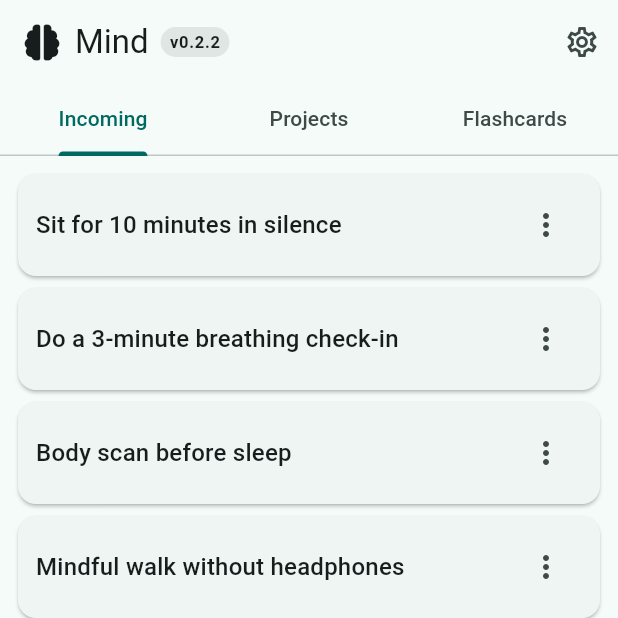
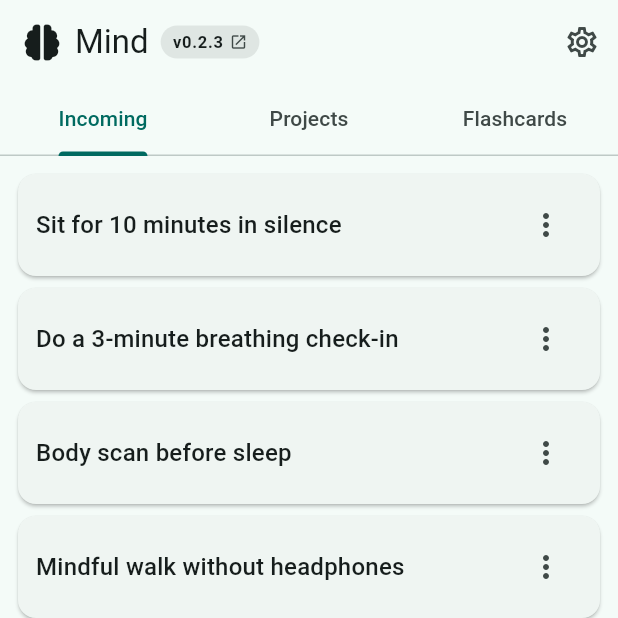
Before and after one commit to Jakob37/Mind, a Flutter app: the screen it shows after launch, on a phone screen of 412 x 824 dp, the top half of it. Run offline on Flutter 3.47's test engine with Material 3 defaults, Android fonts, the phone set to English and light mode, and no system bars; our stand-ins replace font_awesome_flutter, share_plus, shared_preferences, supabase_flutter; missing offline and left inert: file_selector, flutter_file_dialog; accounts and stored records are empty.

Commit message:
Standardize version pill and fix analyzer

```diff
--- a/lib/src/app_version.dart
+++ b/lib/src/app_version.dart
@@ -1,3 +1,3 @@
-const String kMindVersionLabel = 'v0.2.2';
+const String kMindVersionLabel = 'v0.2.3';
 const String kMindChangelogUrl =
     'https://github.com/jakob37/mind/blob/master/CHANGELOG.md';
--- a/lib/src/features/tasks/data/task_sync_service.dart
+++ b/lib/src/features/tasks/data/task_sync_service.dart
@@ -178,9 +178,7 @@
       throw const FormatException('Export JSON is not a map.');
     }
 
-    final Map<String, dynamic> payload = Map<String, dynamic>.from(
-      decoded as Map,
-    );
+    final Map<String, dynamic> payload = Map<String, dynamic>.from(decoded);
     final Object? rawSchemaVersion = payload['version'];
     if (rawSchemaVersion is! int) {
       throw const FormatException('Export JSON version is not an int.');
--- a/lib/src/features/tasks/presentation/task_page.dart
+++ b/lib/src/features/tasks/presentation/task_page.dart
@@ -18,7 +18,6 @@
 import 'task_text_clipboard.dart';
 import 'widgets/add_project_sheet.dart';
 import 'widgets/add_task_sheet.dart';
-import 'widgets/card_layout.dart';
 import 'widgets/edit_project_sheet.dart';
 import 'widgets/edit_project_stack_sheet.dart';
 import 'widgets/edit_task_sheet.dart';
@@ -287,14 +286,6 @@
       return null;
     }
     return _projectStacks[stackIndex];
-  }
-
-  String? _stackNameForProject(ProjectItem project) {
-    final String? stackId = project.stackId;
-    if (stackId == null || stackId.isEmpty) {
-      return null;
-    }
-    return _projectStackById(stackId)?.name;
   }
 
   ProjectStack? _projectStackByName(
@@ -2483,6 +2474,9 @@
       if (updatedAt == null) {
         return result.message;
       }
+      if (!mounted) {
+        return result.message;
+      }
       final MaterialLocalizations localizations = MaterialLocalizations.of(
         context,
       );
@@ -2509,6 +2503,9 @@
 
       final DateTime? updatedAt = snapshot.updatedAt;
       if (updatedAt == null) {
+        return 'Cloud board restored. Current local data was replaced.';
+      }
+      if (!mounted) {
         return 'Cloud board restored. Current local data was replaced.';
       }
       final MaterialLocalizations localizations = MaterialLocalizations.of(
@@ -2579,8 +2576,8 @@
                 borderRadius: BorderRadius.circular(999),
                 child: Container(
                   padding: const EdgeInsets.symmetric(
-                    horizontal: 6,
-                    vertical: 2,
+                    horizontal: 8,
+                    vertical: 3,
                   ),
                   decoration: BoxDecoration(
                     color: Theme.of(context)
@@ -2589,11 +2586,22 @@
                         .withValues(alpha: 0.9),
                     borderRadius: BorderRadius.circular(999),
                   ),
-                  child: Text(
-                    kMindVersionLabel,
-                    style: Theme.of(context).textTheme.labelSmall?.copyWith(
-                          fontWeight: FontWeight.w700,
-                        ),
+                  child: Row(
+                    mainAxisSize: MainAxisSize.min,
+                    children: <Widget>[
+                      Text(
+                        kMindVersionLabel,
+                        style: Theme.of(context).textTheme.labelSmall?.copyWith(
+                              fontWeight: FontWeight.w700,
+                            ),
+                      ),
+                      const SizedBox(width: 4),
+                      Icon(
+                        Icons.open_in_new,
+                        size: 12,
+                        color: Theme.of(context).colorScheme.onSurfaceVariant,
+                      ),
+                    ],
                   ),
                 ),
               ),
--- a/pubspec.yaml
+++ b/pubspec.yaml
@@ -1,7 +1,7 @@
 name: sorted_out
 description: A boilerplate Flutter project.
 publish_to: "none"
-version: 0.2.2+5
+version: 0.2.3+6
 
 environment:
   sdk: ">=3.4.0 <4.0.0"
```
Also changed, not shown: 2 other files.
